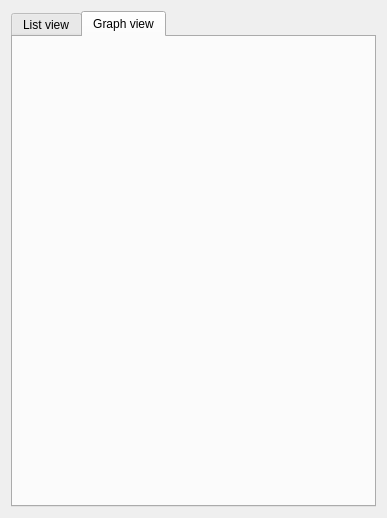
Above: rcmanager/formManager.ui from robocomp/tools before the change. Below: the same form after it.
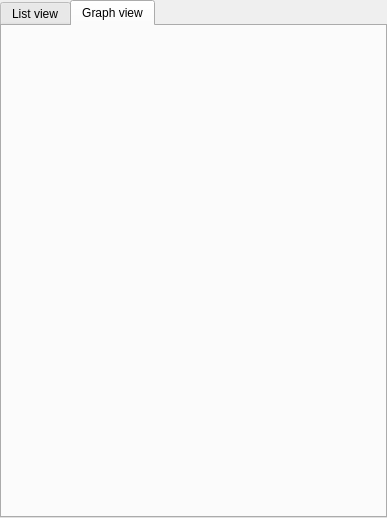
That is the form after the change. Icons and pictures are not drawn.

```diff
--- a/rcmanager/formManager.ui
+++ b/rcmanager/formManager.ui
@@ -26,9 +26,15 @@
    <string>RCManager</string>
   </property>
   <layout class="QVBoxLayout" name="verticalLayout_4">
+   <property name="spacing">
+    <number>0</number>
+   </property>
    <property name="sizeConstraint">
     <enum>QLayout::SetNoConstraint</enum>
    </property>
+   <property name="margin">
+    <number>0</number>
+   </property>
    <item>
     <layout class="QVBoxLayout" name="verticalLayout_3">
      <property name="sizeConstraint">
```
